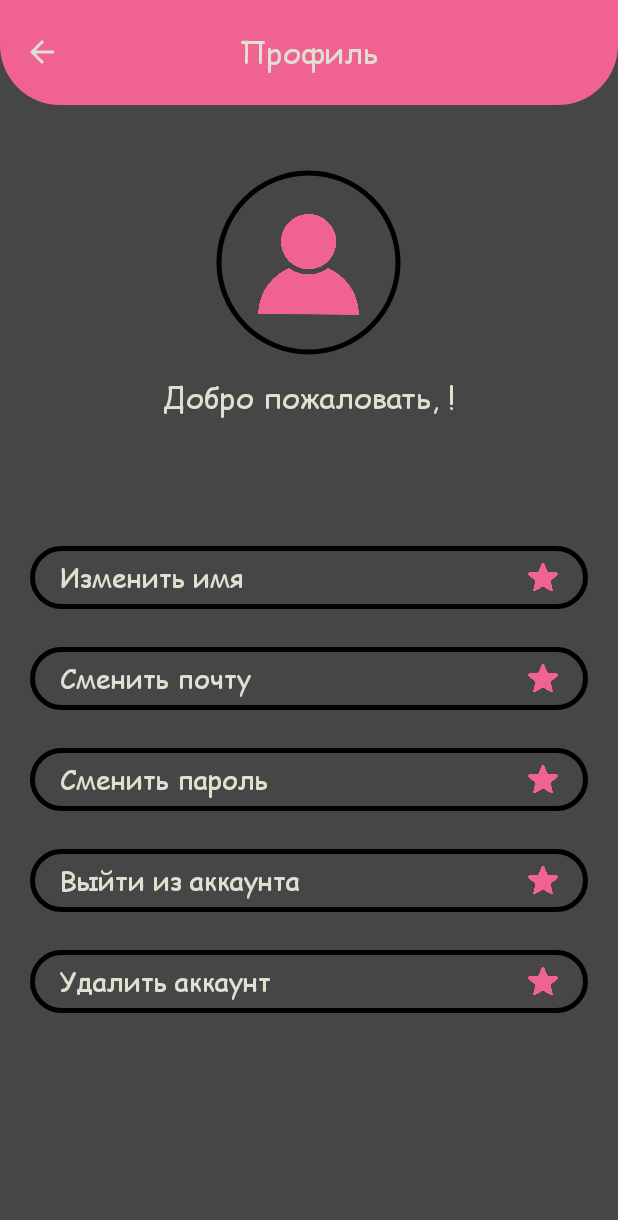
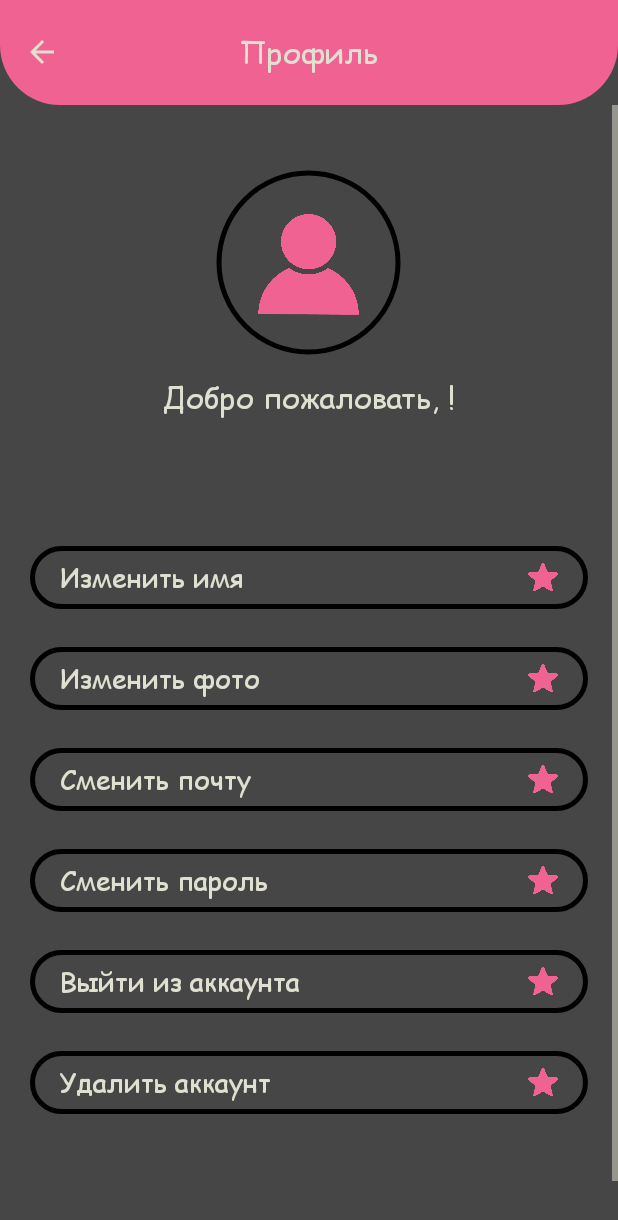
Before and after one commit to Ne-Mobu-u-Ne-ToNu/SadnessLearn, an Android app: the Profile screen opened directly, with no data from a screen before it, on a phone screen of 412 x 824 dp. Shown: the top 1220 px of the screen. Run offline under Robolectric (Android 15) with nearby library versions, the phone set to English and light mode, and no system bars; our stand-ins replace Firebase (no records; nobody signed in at launch, a user with empty details on screens opened directly).

Commit message:
add change photo button

```diff
--- a/app/src/main/java/com/example/sadnesslearn/activities/Profile.java
+++ b/app/src/main/java/com/example/sadnesslearn/activities/Profile.java
@@ -52,6 +52,11 @@ public class Profile extends AppCompatActivity {
         LinearLayout lin_lay_change_name = findViewById(R.id.lin_lay_profile_change_name);
         lin_lay_change_name.setOnClickListener(view -> {
             showNameWindow();
+        });
+
+        LinearLayout lin_lay_change_photo = findViewById(R.id.lin_lay_profile_change_photo);
+        lin_lay_change_photo.setOnClickListener(view -> {
+
         });
 
         LinearLayout lin_lay_change_mail = findViewById(R.id.lin_lay_profile_change_mail);
--- a/app/src/main/res/layout/activity_profile.xml
+++ b/app/src/main/res/layout/activity_profile.xml
@@ -18,12 +18,15 @@
         style="@style/RelativeLayoutContent"
         tools:context=".activities.MainPage">
 
+        <ScrollView
+            android:layout_width="match_parent"
+            android:layout_height="match_parent">
+
             <LinearLayout
                 android:layout_width="match_parent"
                 android:layout_marginStart="20dp"
                 android:layout_marginEnd="20dp"
                 android:layout_height="wrap_content"
-            android:layout_centerHorizontal="true"
                 android:layout_marginTop="40dp"
                 android:gravity="center"
                 android:orientation="vertical">
@@ -73,6 +76,19 @@
                 </LinearLayout>
 
                 <LinearLayout
+                    android:id="@+id/lin_lay_profile_change_photo"
+                    style="@style/LinLaySettingsButton">
+
+                    <TextView
+                        style="@style/TextViewSettingsButton"
+                        android:text="@string/change_photo"/>
+
+                    <ImageView
+                        style="@style/ImageViewSettingsButton"
+                        android:src="@drawable/ic_star" />
+                </LinearLayout>
+
+                <LinearLayout
                     android:id="@+id/lin_lay_profile_change_mail"
                     style="@style/LinLaySettingsButton">
 
@@ -98,6 +114,8 @@
                         android:src="@drawable/ic_star" />
                 </LinearLayout>
 
+
+
                 <LinearLayout
                     android:id="@+id/lin_lay_profile_sign_out"
                     style="@style/LinLaySettingsButton">
@@ -113,7 +131,8 @@
 
                 <LinearLayout
                     android:id="@+id/lin_lay_profile_delete_account"
-                style="@style/LinLaySettingsButton">
+                    style="@style/LinLaySettingsButton"
+                    android:layout_marginBottom="120dp">
 
                     <TextView
                         style="@style/TextViewSettingsButton"
@@ -124,9 +143,8 @@
                         android:src="@drawable/ic_star" />
                 </LinearLayout>
 
-
-
             </LinearLayout>
+        </ScrollView>
 
     </RelativeLayout>
 
--- a/app/src/main/res/values/strings.xml
+++ b/app/src/main/res/values/strings.xml
@@ -30,6 +30,7 @@
 
     <string name="profile">Профиль</string>
     <string name="change_name">Изменить имя</string>
+    <string name="change_photo">Изменить фото</string>
     <string name="change_mail">Сменить почту</string>
     <string name="change_password">Сменить пароль</string>
     <string name="sign_out">Выйти из аккаунта</string>
```
Also changed, not shown: 1 other file. Lines whose indentation alone changed are shown as unchanged.
